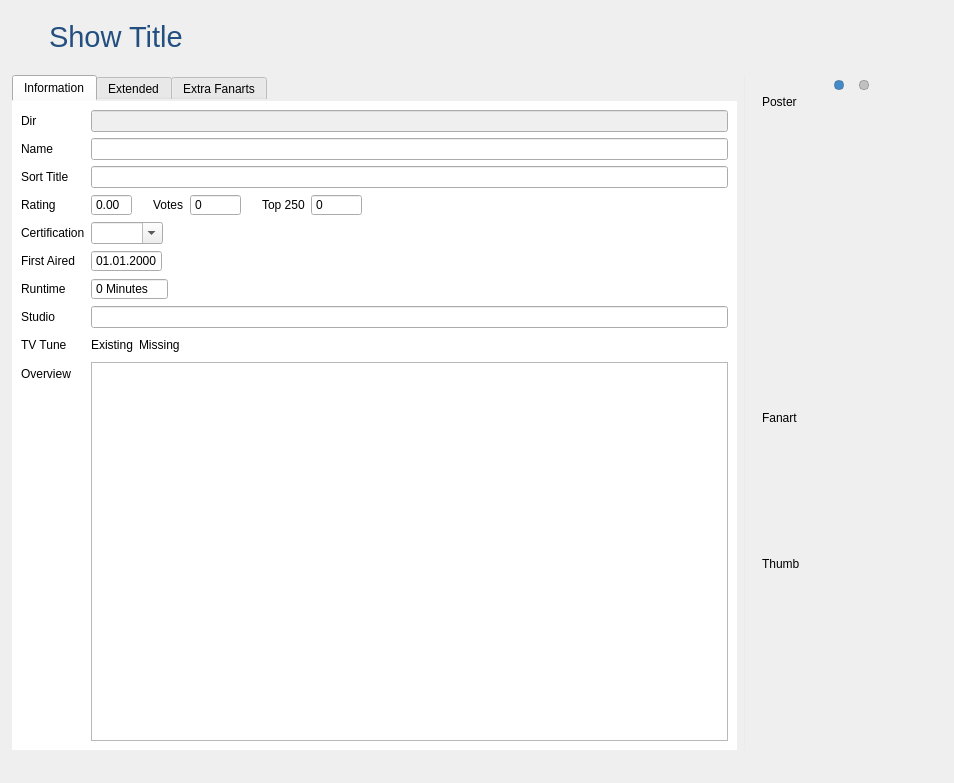
The window that tvShows/TvShowWidgetTvShow.ui (Komet/MediaElch) describes before a commit, drawn with Qt 5.
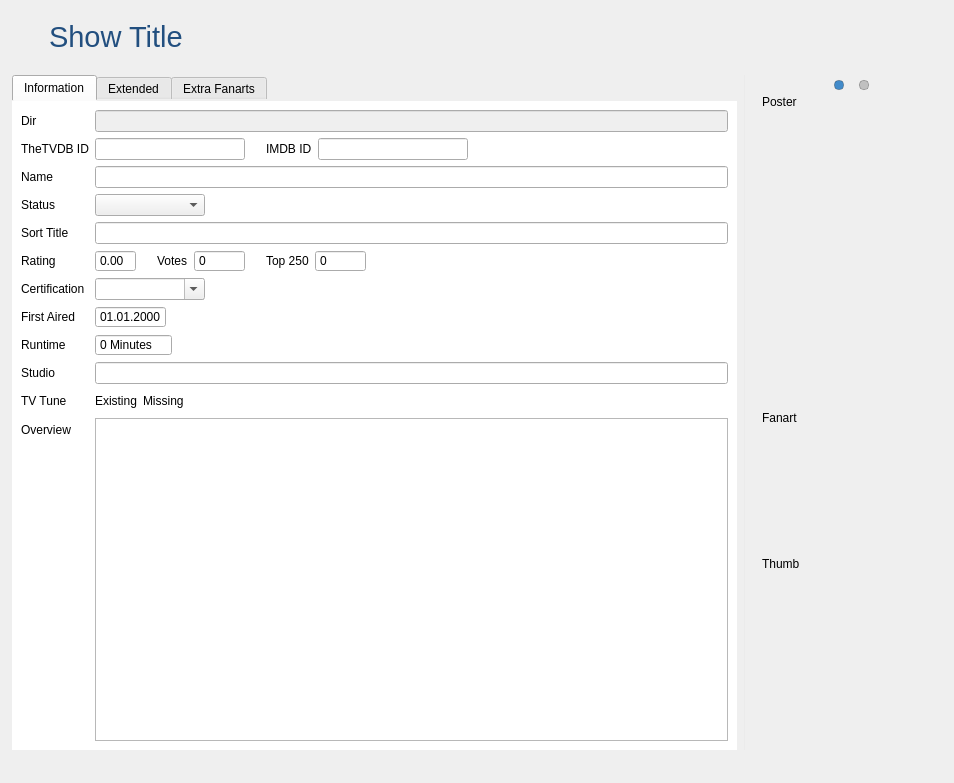
The same window after the commit. Icons and pictures are not drawn. Custom widgets are drawn as their Qt base class.

Commit message: Fixes #217 Support for tv show status

```diff
--- a/tvShows/TvShowWidgetTvShow.ui
+++ b/tvShows/TvShowWidgetTvShow.ui
@@ -144,48 +144,138 @@
               </property>
              </widget>
             </item>
-            <item row="1" column="0">
+            <item row="2" column="0">
              <widget class="QLabel" name="label_2">
               <property name="text">
                <string>Name</string>
               </property>
              </widget>
             </item>
-            <item row="1" column="1">
+            <item row="2" column="1">
              <widget class="QLineEdit" name="name"/>
             </item>
-            <item row="3" column="0">
+            <item row="4" column="0">
+             <widget class="QLabel" name="label_7">
+              <property name="text">
+               <string>Sort Title</string>
+              </property>
+             </widget>
+            </item>
+            <item row="4" column="1">
+             <widget class="QLineEdit" name="sortTitle"/>
+            </item>
+            <item row="5" column="0">
              <widget class="QLabel" name="label_4">
               <property name="text">
                <string>Rating</string>
               </property>
              </widget>
             </item>
-            <item row="4" column="0">
+            <item row="5" column="1">
+             <layout class="QHBoxLayout" name="horizontalLayout_4">
+              <item>
+               <widget class="QDoubleSpinBox" name="rating">
+                <property name="buttonSymbols">
+                 <enum>QAbstractSpinBox::NoButtons</enum>
+                </property>
+               </widget>
+              </item>
+              <item>
+               <spacer name="horizontalSpacer_5">
+                <property name="orientation">
+                 <enum>Qt::Horizontal</enum>
+                </property>
+                <property name="sizeType">
+                 <enum>QSizePolicy::Fixed</enum>
+                </property>
+                <property name="sizeHint" stdset="0">
+                 <size>
+                  <width>15</width>
+                  <height>20</height>
+                 </size>
+                </property>
+               </spacer>
+              </item>
+              <item>
+               <widget class="QLabel" name="label_12">
+                <property name="text">
+                 <string>Votes</string>
+                </property>
+               </widget>
+              </item>
+              <item>
+               <widget class="MySpinBox" name="votes">
+                <property name="buttonSymbols">
+                 <enum>QAbstractSpinBox::NoButtons</enum>
+                </property>
+                <property name="maximum">
+                 <number>9999999</number>
+                </property>
+               </widget>
+              </item>
+              <item>
+               <spacer name="horizontalSpacer_2">
+                <property name="orientation">
+                 <enum>Qt::Horizontal</enum>
+                </property>
+                <property name="sizeType">
+                 <enum>QSizePolicy::Fixed</enum>
+                </property>
+                <property name="sizeHint" stdset="0">
+                 <size>
+                  <width>15</width>
+                  <height>20</height>
+                 </size>
+                </property>
+               </spacer>
+              </item>
+              <item>
+               <widget class="QLabel" name="label_11">
+                <property name="text">
+                 <string>Top 250</string>
+                </property>
+               </widget>
+              </item>
+              <item>
+               <widget class="MySpinBox" name="top250">
+                <property name="buttonSymbols">
+                 <enum>QAbstractSpinBox::NoButtons</enum>
+                </property>
+                <property name="maximum">
+                 <number>9999999</number>
+                </property>
+               </widget>
+              </item>
+             </layout>
+            </item>
+            <item row="6" column="0">
              <widget class="QLabel" name="label_8">
               <property name="text">
                <string>Certification</string>
               </property>
              </widget>
             </item>
-            <item row="4" column="1">
+            <item row="6" column="1">
              <widget class="QComboBox" name="certification">
               <property name="editable">
                <bool>true</bool>
               </property>
               <property name="sizeAdjustPolicy">
-               <enum>QComboBox::AdjustToContents</enum>
+               <enum>QComboBox::AdjustToMinimumContentsLength</enum>
+              </property>
+              <property name="minimumContentsLength">
+               <number>10</number>
               </property>
              </widget>
             </item>
-            <item row="5" column="0">
+            <item row="7" column="0">
              <widget class="QLabel" name="label_5">
               <property name="text">
                <string>First Aired</string>
               </property>
              </widget>
             </item>
-            <item row="5" column="1">
+            <item row="7" column="1">
              <widget class="QDateEdit" name="firstAired">
               <property name="buttonSymbols">
                <enum>QAbstractSpinBox::NoButtons</enum>
@@ -195,24 +285,44 @@
               </property>
              </widget>
             </item>
-            <item row="7" column="0">
+            <item row="8" column="0">
+             <widget class="QLabel" name="label_6">
+              <property name="text">
+               <string>Runtime</string>
+              </property>
+             </widget>
+            </item>
+            <item row="8" column="1">
+             <widget class="QSpinBox" name="runtime">
+              <property name="buttonSymbols">
+               <enum>QAbstractSpinBox::NoButtons</enum>
+              </property>
+              <property name="suffix">
+               <string> Minutes</string>
+              </property>
+              <property name="maximum">
+               <number>999</number>
+              </property>
+             </widget>
+            </item>
+            <item row="9" column="0">
              <widget class="QLabel" name="label_9">
               <property name="text">
                <string>Studio</string>
               </property>
              </widget>
             </item>
-            <item row="7" column="1">
+            <item row="9" column="1">
              <widget class="QLineEdit" name="studio"/>
             </item>
-            <item row="8" column="0">
+            <item row="10" column="0">
              <widget class="QLabel" name="label_10">
               <property name="text">
                <string>TV Tune</string>
               </property>
              </widget>
             </item>
-            <item row="8" column="1">
+            <item row="10" column="1">
              <layout class="QHBoxLayout" name="horizontalLayout">
               <item>
                <widget class="Badge" name="badgeTuneExisting">
@@ -254,57 +364,69 @@
               </item>
              </layout>
             </item>
-            <item row="9" column="0">
+            <item row="11" column="0">
              <widget class="QLabel" name="label_15">
               <property name="text">
                <string>Overview</string>
               </property>
              </widget>
             </item>
-            <item row="9" column="1">
+            <item row="11" column="1">
              <widget class="QTextEdit" name="overview"/>
             </item>
-            <item row="6" column="0">
-             <widget class="QLabel" name="label_6">
+            <item row="1" column="0">
+             <widget class="QLabel" name="label_13">
               <property name="text">
-               <string>Runtime</string>
+               <string>TheTVDB ID</string>
               </property>
              </widget>
             </item>
-            <item row="6" column="1">
-             <widget class="QSpinBox" name="runtime">
-              <property name="buttonSymbols">
-               <enum>QAbstractSpinBox::NoButtons</enum>
-              </property>
-              <property name="suffix">
-               <string> Minutes</string>
-              </property>
-              <property name="maximum">
-               <number>999</number>
-              </property>
-             </widget>
-            </item>
-            <item row="2" column="0">
-             <widget class="QLabel" name="label_7">
-              <property name="text">
-               <string>Sort Title</string>
-              </property>
-             </widget>
-            </item>
-            <item row="2" column="1">
-             <widget class="QLineEdit" name="sortTitle"/>
-            </item>
             <item row="3" column="1">
-             <layout class="QHBoxLayout" name="horizontalLayout_4">
+             <widget class="QComboBox" name="comboStatus">
+              <property name="sizeAdjustPolicy">
+               <enum>QComboBox::AdjustToMinimumContentsLength</enum>
+              </property>
+              <property name="minimumContentsLength">
+               <number>10</number>
+              </property>
               <item>
-               <widget class="QDoubleSpinBox" name="rating">
-                <property name="buttonSymbols">
-                 <enum>QAbstractSpinBox::NoButtons</enum>
+               <property name="text">
+                <string notr="true"/>
+               </property>
+              </item>
+              <item>
+               <property name="text">
+                <string>Continuing</string>
+               </property>
+              </item>
+              <item>
+               <property name="text">
+                <string>Ended</string>
+               </property>
+              </item>
+             </widget>
+            </item>
+            <item row="3" column="0">
+             <widget class="QLabel" name="label_14">
+              <property name="text">
+               <string>Status</string>
+              </property>
+             </widget>
+            </item>
+            <item row="1" column="1">
+             <layout class="QHBoxLayout" name="horizontalLayout_6">
+              <item>
+               <widget class="QLineEdit" name="tvdbId">
+                <property name="maximumSize">
+                 <size>
+                  <width>150</width>
+                  <height>16777215</height>
+                 </size>
                 </property>
                </widget>
               </item>
               <item>
-               <spacer name="horizontalSpacer_5">
+               <spacer name="horizontalSpacer_9">
                 <property name="orientation">
                  <enum>Qt::Horizontal</enum>
                 </property>
@@ -320,55 +442,35 @@
                </spacer>
               </item>
               <item>
-               <widget class="QLabel" name="label_12">
+               <widget class="QLabel" name="label_16">
                 <property name="text">
-                 <string>Votes</string>
+                 <string>IMDB ID</string>
                 </property>
                </widget>
               </item>
               <item>
-               <widget class="MySpinBox" name="votes">
-                <property name="buttonSymbols">
-                 <enum>QAbstractSpinBox::NoButtons</enum>
+               <widget class="QLineEdit" name="imdbId">
+                <property name="maximumSize">
+                 <size>
+                  <width>150</width>
+                  <height>16777215</height>
+                 </size>
                 </property>
-                <property name="maximum">
-                 <number>9999999</number>
-                </property>
                </widget>
               </item>
               <item>
-               <spacer name="horizontalSpacer_2">
+               <spacer name="horizontalSpacer_6">
                 <property name="orientation">
                  <enum>Qt::Horizontal</enum>
                 </property>
-                <property name="sizeType">
-                 <enum>QSizePolicy::Fixed</enum>
-                </property>
                 <property name="sizeHint" stdset="0">
                  <size>
-                  <width>15</width>
+                  <width>40</width>
                   <height>20</height>
                  </size>
                 </property>
                </spacer>
               </item>
-              <item>
-               <widget class="QLabel" name="label_11">
-                <property name="text">
-                 <string>Top 250</string>
-                </property>
-               </widget>
-              </item>
-              <item>
-               <widget class="MySpinBox" name="top250">
-                <property name="buttonSymbols">
-                 <enum>QAbstractSpinBox::NoButtons</enum>
-                </property>
-                <property name="maximum">
-                 <number>9999999</number>
-                </property>
-               </widget>
-              </item>
              </layout>
             </item>
            </layout>
```
The commit also changes 17 other files.
